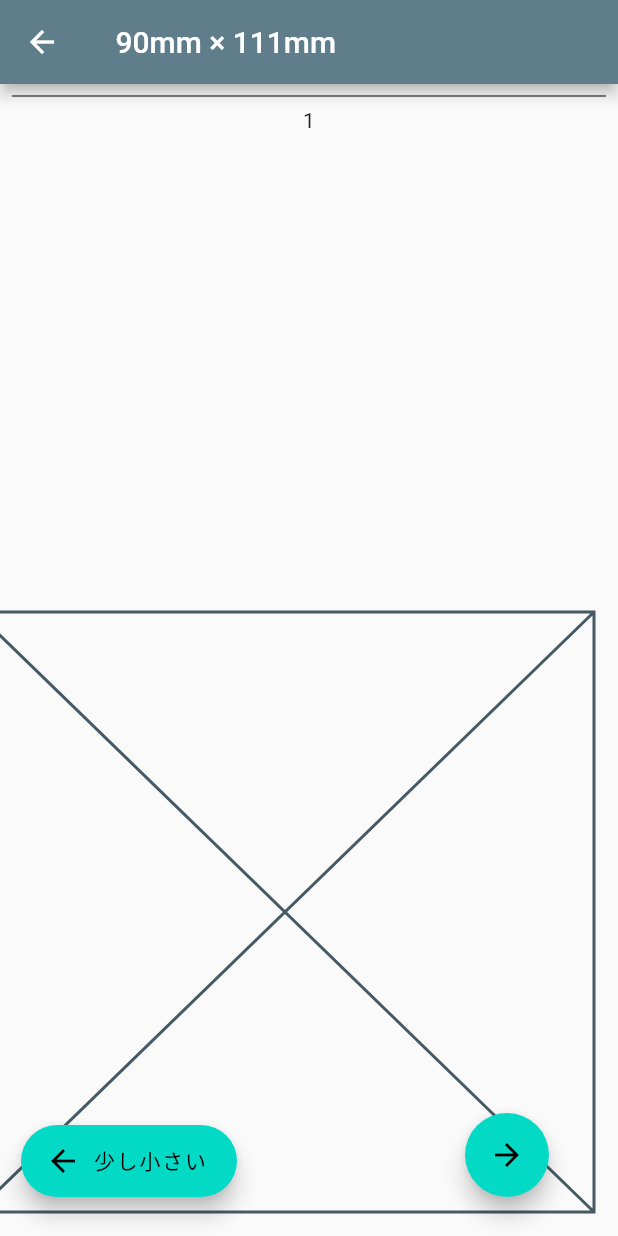
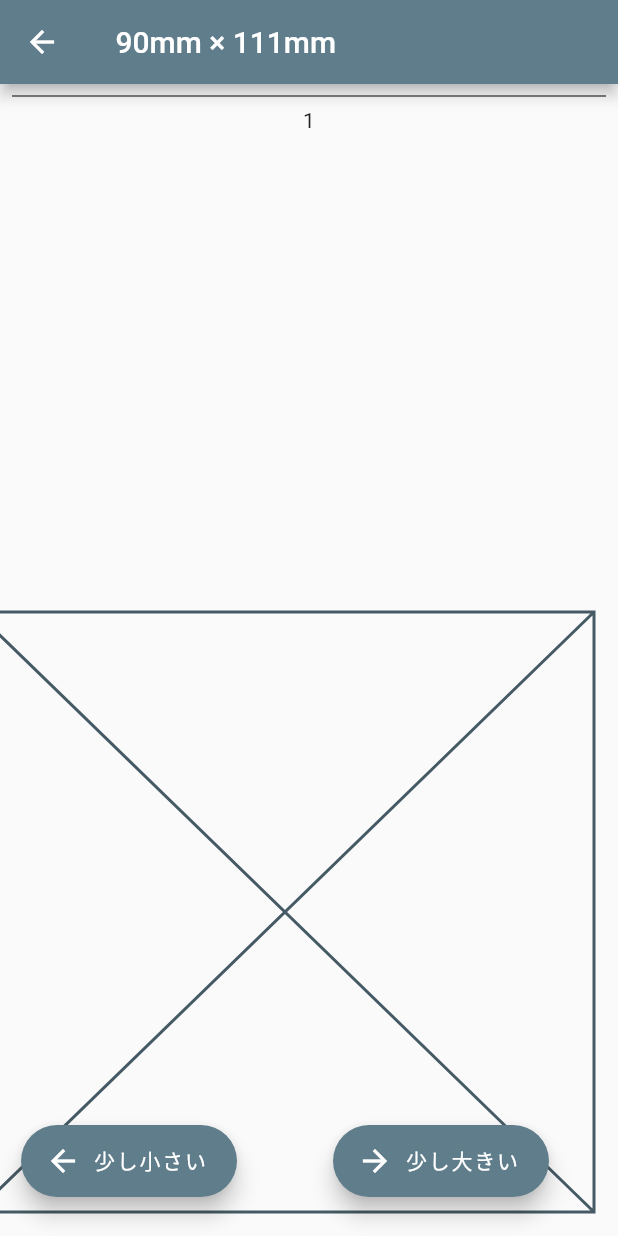
Before and after one commit to tai0116/mask1, a Flutter app: the screen it shows after launch, after a tap on "90mm × 111mm", on a phone screen of 412 x 824 dp. Run offline on Flutter 3.47's test engine with Material 2 defaults, Android fonts, the phone set to English and light mode, and no system bars.

```diff
--- a/lib/screens/first_page.dart
+++ b/lib/screens/first_page.dart
@@ -41,8 +41,8 @@ class _FirstPageState extends State<FirstPage> {
                 left: 30,
                 bottom: 10,
                 child: FloatingActionButton.extended(
-                  backgroundColor: const Color(0xff03dac6),
-                  foregroundColor: Colors.black,
+                  backgroundColor: Colors.blueGrey,
+                  foregroundColor: Colors.white,
                   onPressed: () {
                     setState(() {
                       if (widget.screenIndex == 0) {
@@ -68,9 +68,9 @@ class _FirstPageState extends State<FirstPage> {
               Positioned(
                 right: 30,
                 bottom: 10,
-                child: FloatingActionButton(
-                  backgroundColor: const Color(0xff03dac6),
-                  foregroundColor: Colors.black,
+                child: FloatingActionButton.extended(
+                  backgroundColor: Colors.blueGrey,
+                  foregroundColor: Colors.white,
                   onPressed: () {
                     setState(() {
                       if (widget.screenIndex == 3) {
@@ -89,8 +89,8 @@ class _FirstPageState extends State<FirstPage> {
                       }
                     });
                   },
-                  child: Icon(Icons.arrow_forward),
-                  tooltip: '少し大きい',
+                  icon: Icon(Icons.arrow_forward),
+                  label: Text('少し大きい'),
                 ),
               )
             ],
--- a/pubspec.yaml
+++ b/pubspec.yaml
@@ -28,6 +28,10 @@ dependencies:
   # The following adds the Cupertino Icons font to your application.
   # Use with the CupertinoIcons class for iOS style icons.
   cupertino_icons: ^1.0.2
+
+  #firebase
+  firebase_core: ^1.1.0
+  cloud_firestore: ^1.0.7
 
 dev_dependencies:
   flutter_test:
```
Also changed, not shown: pubspec.lock, 2 other files.
